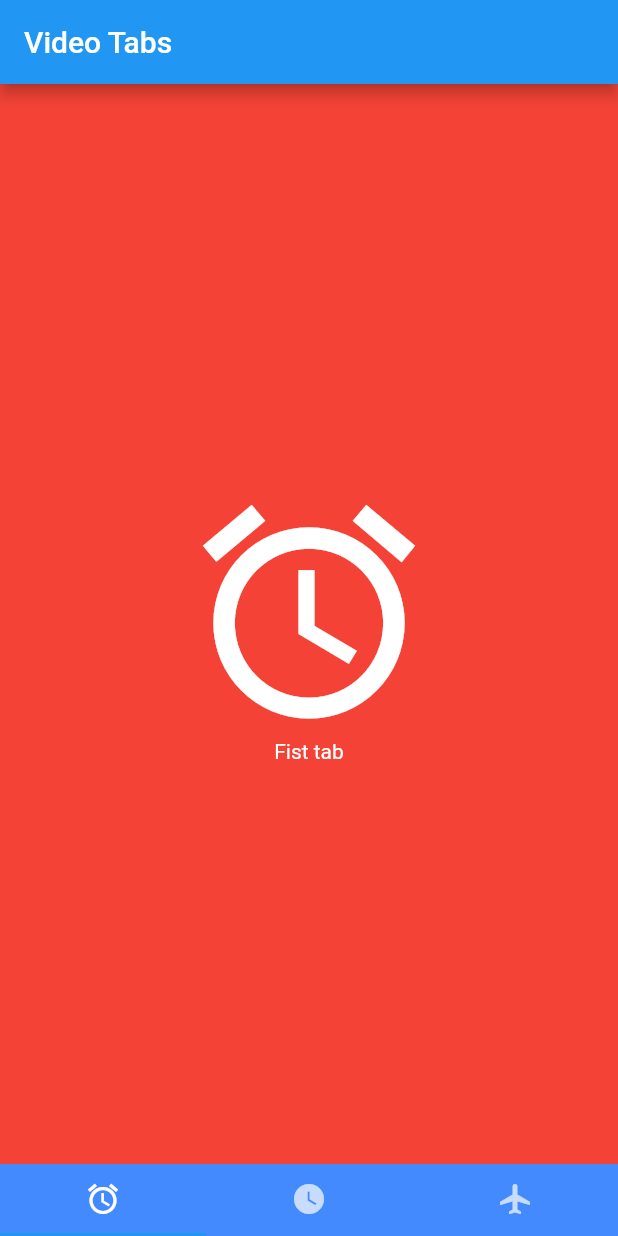
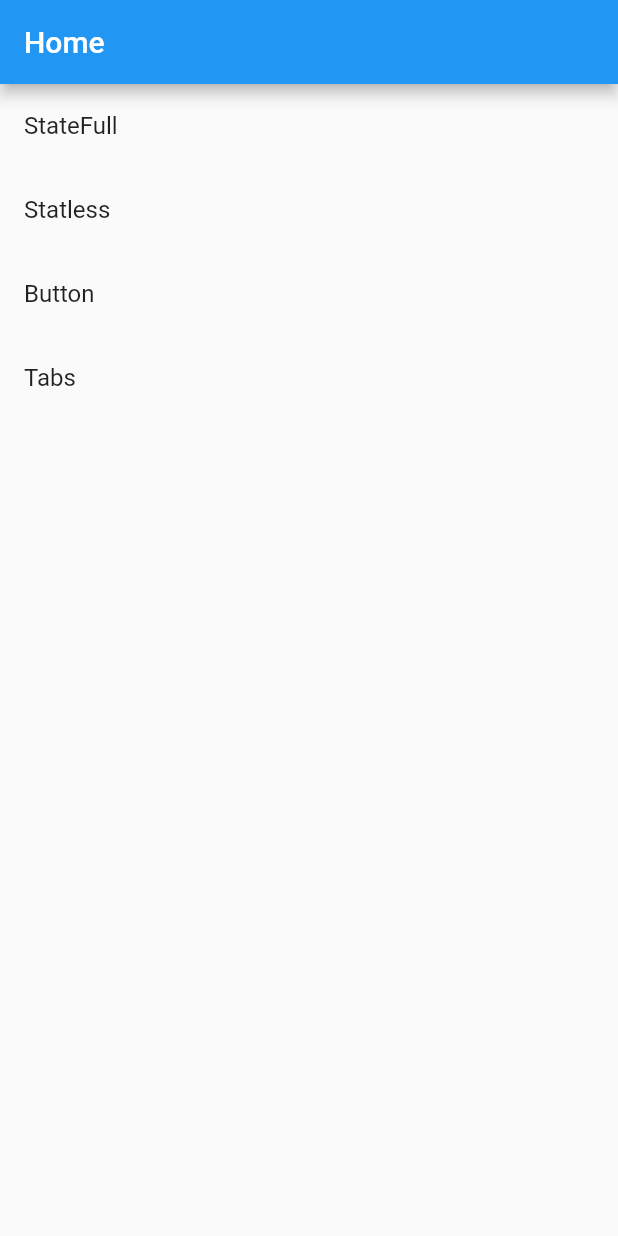
Before and after one commit to AntonioVeintiuno/fluttrapp, a Flutter app: the screen it shows after launch, on a phone screen of 412 x 824 dp. Run offline on Flutter 3.47's test engine with Material 2 defaults, Android fonts, the phone set to English and light mode, and no system bars.

Commit message:
Adding home page and drawer page.
Signed-off-by: Antonio Garcia <moy_357@hotmail.com>

```diff
--- a/lib/main.dart
+++ b/lib/main.dart
@@ -1,4 +1,5 @@
 import 'package:first_app/src/screens/button.dart';
+import 'package:first_app/src/screens/home.dart';
 import 'package:first_app/src/screens/home_page.dart';
 import 'package:first_app/src/screens/tabs_page.dart';
 import 'package:flutter/material.dart';
@@ -7,6 +8,13 @@ import 'package:first_app/src/screens/statelesWidgetExample.dart';
 void main() {
   runApp(MaterialApp(
     debugShowCheckedModeBanner: false,
-    home: MyTabs()
+    home: Home(),
+    initialRoute: '/',
+    routes: {
+      '/tabs': (context)=> MyTabs(),
+      '/stateles': (context) => StatlessWidgetExample(),
+      '/button': (context) => MyButton(),
+      '/home_statefull': (context) => HomePage(),
+    },
   ));
 }
--- /dev/null
+++ b/lib/src/screens/home.dart
@@ -0,0 +1,20 @@
+import 'package:flutter/material.dart';
+
+class Home extends StatelessWidget {
+  @override
+  Widget build(BuildContext context) {
+    return Scaffold(
+      appBar: AppBar(title: Text('Home')),
+      body: Container(
+        child: ListView(
+        children: <Widget>[
+          ListTile(title: Text('StateFull'),onTap: (){Navigator.pushNamed(context, '/home_statefull');},),
+          ListTile(title: Text('Statless'),onTap: (){Navigator.pushNamed(context, '/stateles');},),
+          ListTile(title: Text('Button'),onTap: (){Navigator.pushNamed(context, '/button');},),
+          ListTile(title: Text('Tabs'),onTap: (){Navigator.pushNamed(context, '/tabs');},),
+        ],
+        ),
+      ),
+    );
+  }
+}
--- a/lib/src/screens/tabs_page.dart
+++ b/lib/src/screens/tabs_page.dart
@@ -5,17 +5,21 @@ import 'package:flutter/material.dart';
 
 class MyTabs extends StatefulWidget {
   @override
-  _MyTabsState createState() => _MyTabsState();
+  _MyTabsState createState() => _MyTabsState(title: 'Tabs');
 }
 
 class _MyTabsState extends State<MyTabs> {
+  final String title;
+
+  _MyTabsState({@required this.title});
+
   @override
   Widget build(BuildContext context) {
     return DefaultTabController(
       length: 3,
       child: Scaffold(
         appBar: AppBar(
-          title: Text('Video Tabs'),
+          title: Text(title),
           backgroundColor: Colors.blue,
         ),
         body: TabBarView(children: <Widget>[
```
Also changed, not shown: lib/src/screens/drawer_screens/batery.dart (added, +20 -0 lines), lib/src/screens/drawer_screens/drawer.dart (added, +15 -0 lines), lib/src/screens/drawer_screens/settings.dart (added, +20 -0 lines), lib/src/screens/home_page.dart (+9 -1 lines).
